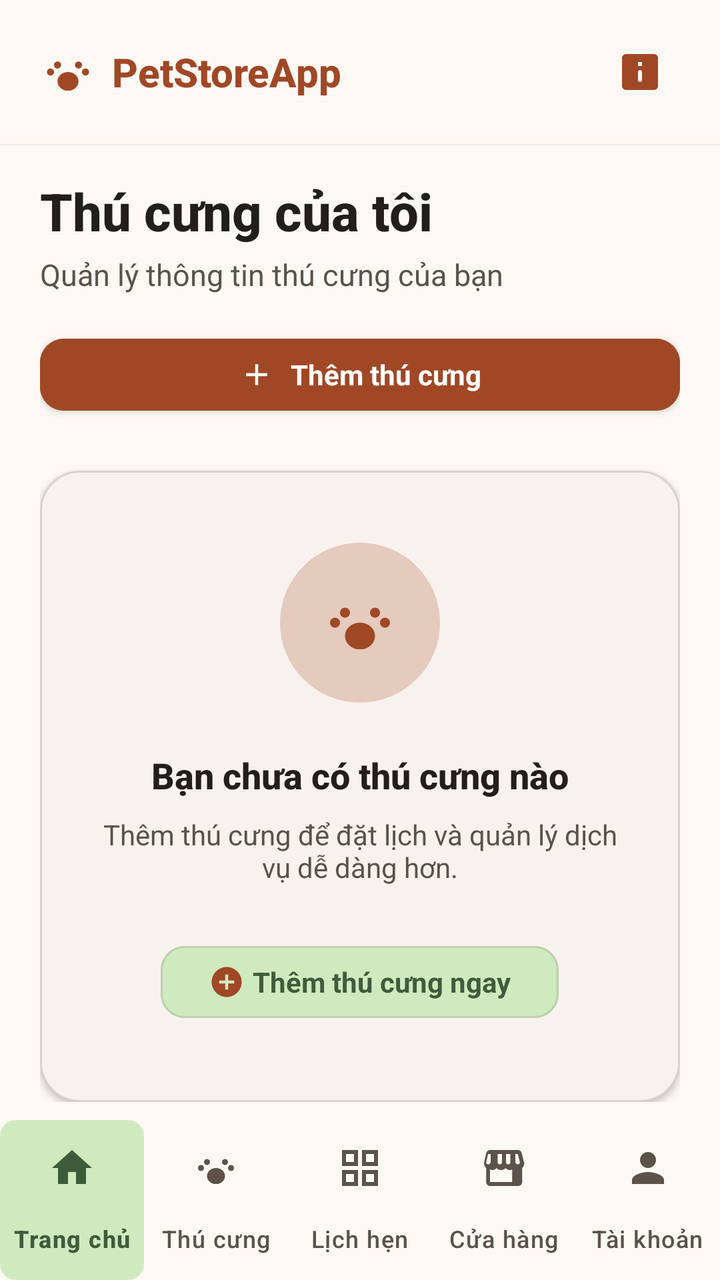
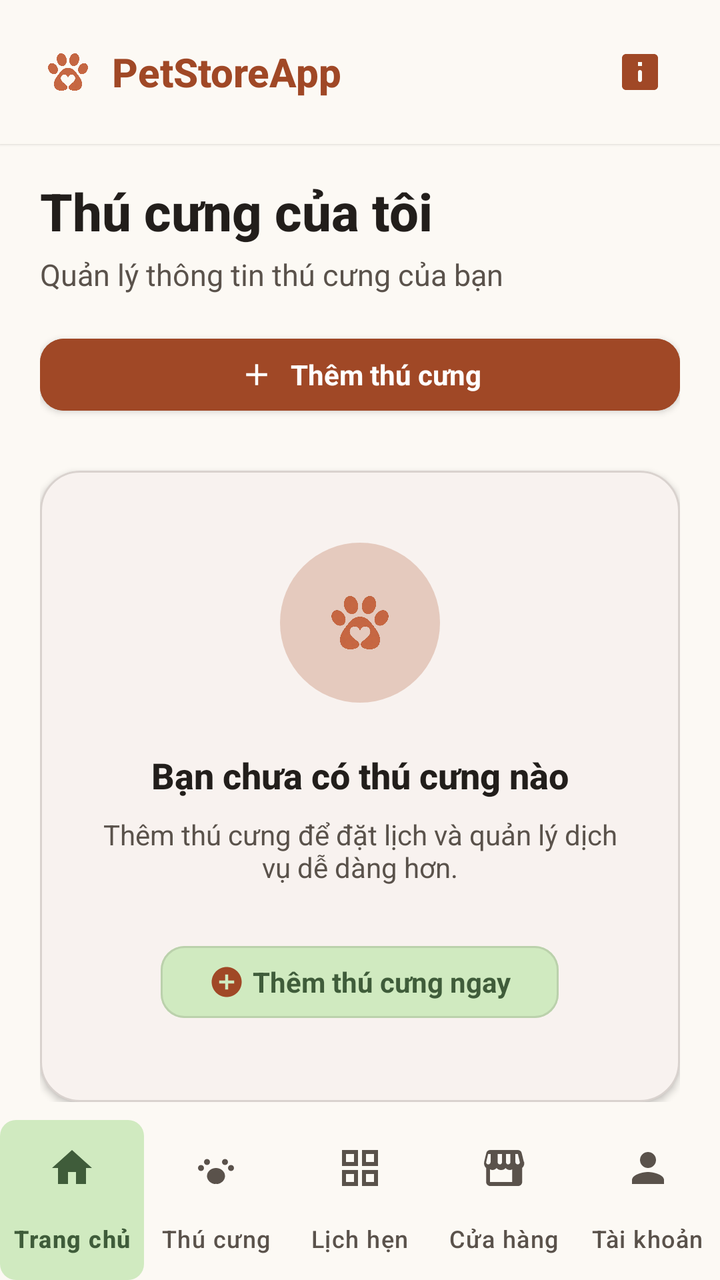

An Android layout rendered at two revisions. The XML below is the earlier revision; the diff shows what the commit changed to produce the second picture.
<!-- AndroidManifest.xml: application theme Theme.QuanLyThuCung -->
<!-- res/layout/activity_my_pets.xml -->
<?xml version="1.0" encoding="utf-8"?>
<androidx.coordinatorlayout.widget.CoordinatorLayout xmlns:android="http://schemas.android.com/apk/res/android"
    xmlns:app="http://schemas.android.com/apk/res-auto"
    android:layout_width="match_parent"
    android:layout_height="match_parent"
    android:background="@color/color_background">

    <androidx.core.widget.NestedScrollView
        android:layout_width="match_parent"
        android:layout_height="match_parent"
        android:clipToPadding="false"
        android:fillViewport="true"
        android:paddingBottom="90dp">

        <LinearLayout
            android:layout_width="match_parent"
            android:layout_height="wrap_content"
            android:orientation="vertical">

            
            <LinearLayout
                android:layout_width="match_parent"
                android:layout_height="wrap_content"
                android:background="@color/color_background"
                android:elevation="1dp"
                android:gravity="center_vertical"
                android:orientation="horizontal"
                android:paddingStart="@dimen/screen_padding"
                android:paddingTop="@dimen/spacing_md"
                android:paddingEnd="@dimen/screen_padding"
                android:paddingBottom="@dimen/spacing_md">

                <ImageView
                    android:layout_width="28dp"
                    android:layout_height="28dp"
                    android:layout_marginEnd="@dimen/spacing_sm"
                    android:contentDescription="@string/app_name"
                    android:src="@drawable/ic_pets"
                    app:tint="@color/color_primary" />

                <TextView
                    android:layout_width="0dp"
                    android:layout_height="wrap_content"
                    android:layout_weight="1"
                    android:fontFamily="sans-serif-medium"
                    android:text="PetStoreApp"
                    android:textColor="@color/color_primary"
                    android:textSize="20sp"
                    android:textStyle="bold" />

                <ImageView
                    android:id="@+id/btnNotifications"
                    android:layout_width="40dp"
                    android:layout_height="40dp"
                    android:background="?attr/selectableItemBackgroundBorderless"
                    android:contentDescription="Thông báo"
                    android:padding="8dp"
                    android:src="@drawable/ic_notifications"
                    app:tint="@color/color_primary" />
            </LinearLayout>

            
            <LinearLayout
                android:layout_width="match_parent"
                android:layout_height="wrap_content"
                android:orientation="vertical"
                android:paddingStart="@dimen/screen_padding"
                android:paddingEnd="@dimen/screen_padding"
                android:paddingBottom="@dimen/spacing_xl">

                
                <LinearLayout
                    android:layout_width="match_parent"
                    android:layout_height="wrap_content"
                    android:layout_marginTop="@dimen/spacing_md"
                    android:layout_marginBottom="@dimen/spacing_lg"
                    android:orientation="vertical">

                    <TextView
                        android:layout_width="wrap_content"
                        android:layout_height="wrap_content"
                        android:fontFamily="sans-serif-medium"
                        android:text="Thú cưng của tôi"
                        android:textColor="@color/text_primary"
                        android:textSize="26sp"
                        android:textStyle="bold" />

                    <TextView
                        android:layout_width="wrap_content"
                        android:layout_height="wrap_content"
                        android:layout_marginTop="4dp"
                        android:layout_marginBottom="@dimen/spacing_md"
                        android:text="Quản lý thông tin thú cưng của bạn"
                        android:textColor="@color/text_secondary"
                        android:textSize="15sp" />

                    <com.google.android.material.button.MaterialButton
                        android:id="@+id/btnAddPetHeader"
                        style="@style/Widget.PetStore.Button.Primary"
                        android:layout_width="match_parent"
                        android:layout_height="wrap_content"
                        android:text="Thêm thú cưng"
                        app:icon="@drawable/ic_add"
                        app:iconGravity="textStart" />
                </LinearLayout>

                
                <com.google.android.material.card.MaterialCardView
                    style="@style/Widget.PetStore.Card"
                    android:layout_width="match_parent"
                    android:layout_height="wrap_content"
                    app:cardCornerRadius="20dp"
                    app:strokeColor="@color/border_color"
                    app:strokeWidth="1dp">

                    <LinearLayout
                        android:layout_width="match_parent"
                        android:layout_height="wrap_content"
                        android:gravity="center"
                        android:orientation="vertical"
                        android:paddingStart="@dimen/spacing_lg"
                        android:paddingTop="36dp"
                        android:paddingEnd="@dimen/spacing_lg"
                        android:paddingBottom="36dp">

                        <FrameLayout
                            android:layout_width="80dp"
                            android:layout_height="80dp"
                            android:layout_marginBottom="@dimen/spacing_lg"
                            android:background="@drawable/bg_stat_icon_primary">

                            <ImageView
                                android:layout_width="40dp"
                                android:layout_height="40dp"
                                android:layout_gravity="center"
                                android:contentDescription="Chưa có thú cưng"
                                android:src="@drawable/ic_pets"
                                app:tint="@color/color_primary" />
                        </FrameLayout>

                        <TextView
                            android:layout_width="wrap_content"
                            android:layout_height="wrap_content"
                            android:layout_marginBottom="@dimen/spacing_sm"
                            android:fontFamily="sans-serif-medium"
                            android:gravity="center"
                            android:text="Bạn chưa có thú cưng nào"
                            android:textColor="@color/text_primary"
                            android:textSize="18sp"
                            android:textStyle="bold" />

                        <TextView
                            android:layout_width="wrap_content"
                            android:layout_height="wrap_content"
                            android:layout_marginBottom="@dimen/spacing_lg"
                            android:gravity="center"
                            android:text="Thêm thú cưng để đặt lịch và quản lý dịch vụ dễ dàng hơn."
                            android:textColor="@color/text_secondary"
                            android:textSize="14sp" />

                        <com.google.android.material.button.MaterialButton
                            android:id="@+id/btnAddPetEmptyState"
                            style="@style/Widget.PetStore.Button.Secondary"
                            android:layout_width="wrap_content"
                            android:layout_height="wrap_content"
                            android:paddingStart="@dimen/spacing_lg"
                            android:paddingEnd="@dimen/spacing_lg"
                            android:text="Thêm thú cưng ngay"
                            app:icon="@drawable/ic_add_circle"
                            app:iconGravity="textStart" />
                    </LinearLayout>
                </com.google.android.material.card.MaterialCardView>

            </LinearLayout>
        </LinearLayout>
    </androidx.core.widget.NestedScrollView>

    
    <com.google.android.material.bottomnavigation.BottomNavigationView
        android:id="@+id/bottomNavCustomer"
        android:layout_width="match_parent"
        android:layout_height="wrap_content"
        android:layout_gravity="bottom"
        android:background="@color/color_background"
        app:elevation="8dp"
        app:itemBackground="@drawable/bg_bottom_nav_item"
        app:itemIconTint="@color/sl_bottom_nav_icon"
        app:itemTextColor="@color/sl_bottom_nav_icon"
        app:labelVisibilityMode="labeled"
        app:menu="@menu/menu_customer_bottom_nav" />

</androidx.coordinatorlayout.widget.CoordinatorLayout>
<!-- resources referenced by this layout -->
<resources>
  <color name="border_color">#335A524B</color>
  <color name="color_background">#FCF9F4</color>
  <color name="color_primary">#A04826</color>
  <color name="text_primary">#221E1B</color>
  <color name="text_secondary">#5A524B</color>
  <dimen name="screen_padding">20dp</dimen>
  <dimen name="spacing_lg">24dp</dimen>
  <dimen name="spacing_md">16dp</dimen>
  <dimen name="spacing_sm">8dp</dimen>
  <dimen name="spacing_xl">32dp</dimen>
  <!-- drawable bg_stat_icon_primary (drawable) -->
  <?xml version="1.0" encoding="utf-8"?>
  <shape xmlns:android="http://schemas.android.com/apk/res/android"
      android:shape="oval">
      <solid android:color="#45B25D3A" />
  </shape>
  <!-- drawable ic_add (drawable) -->
  <?xml version="1.0" encoding="utf-8"?>
  <vector xmlns:android="http://schemas.android.com/apk/res/android"
      android:width="24dp"
      android:height="24dp"
      android:viewportWidth="24"
      android:viewportHeight="24">
      <path
          android:fillColor="#000000"
          android:pathData="M19,13H13V19H11V13H5V11H11V5H13V11H19V13Z" />
  </vector>
  <!-- drawable ic_pets (drawable) -->
  <?xml version="1.0" encoding="utf-8"?>
  <vector xmlns:android="http://schemas.android.com/apk/res/android"
      android:width="24dp"
      android:height="24dp"
      android:viewportWidth="24"
      android:viewportHeight="24">
      <path
          android:fillColor="#000000"
          android:pathData="M4.5,10.5C3.67,10.5 3,11.17 3,12s0.67,1.5 1.5,1.5S6,12.83 6,12s-0.67-1.5 -1.5-1.5zm3,-3C6.67,7.5 6,8.17 6,9s0.67,1.5 1.5,1.5S9,9.83 9,9s-0.67-1.5 -1.5-1.5zm9,0C15.67,7.5 15,8.17 15,9s0.67,1.5 1.5,1.5S18,9.83 18,9s-0.67-1.5 -1.5-1.5zm3,3c-0.83,0 -1.5,0.67 -1.5,1.5s0.67,1.5 1.5,1.5 1.5,-0.67 1.5,-1.5 -0.67,-1.5 -1.5,-1.5zm-7.5,1.5c-2.49,0 -4.5,1.79 -4.5,4 0,1.55 0.99,2.88 2.41,3.58 0.44,0.22 0.95,0.42 1.51,0.42 0.35,0 0.58,-0.1 0.58,-0.1 0,0 0.23,0.1 0.58,0.1 0.56,0 1.07,-0.2 1.51,-0.42 1.42,-0.7 2.41,-2.03 2.41,-3.58 0,-2.21 -2.01,-4 -4.5,-4z" />
  </vector>
  <string name="app_name">QuanLyThuCung</string>
  <style name="Widget.PetStore.Button.Primary" parent="Widget.MaterialComponents.Button">
          <item name="android:backgroundTint">@color/color_primary</item>
          <item name="android:textColor">@color/white</item>
          <item name="cornerRadius">@dimen/radius_button</item>
          <item name="android:minHeight">@dimen/touch_target_min</item>
          <item name="android:textAppearance">@style/TextAppearance.PetStore.Button</item>
      </style>
  <style name="Widget.PetStore.Card" parent="Widget.MaterialComponents.CardView">
          <item name="cardCornerRadius">@dimen/radius_card</item>
          <item name="cardBackgroundColor">@color/color_surface</item>
          <item name="cardElevation">2dp</item>
      </style>
  <style name="Theme.QuanLyThuCung" parent="Base.Theme.QuanLyThuCung" />
  <dimen name="radius_medium">8dp</dimen>
  <color name="color_secondary_container">#D0EAC0</color>
  <color name="white">#FFFFFFFF</color>
  <dimen name="radius_button">12dp</dimen>
  <dimen name="touch_target_min">48dp</dimen>
  <style name="TextAppearance.PetStore.Button" parent="android:TextAppearance">
          <item name="android:textSize">14sp</item>
          <item name="android:textStyle">bold</item>
          <item name="android:fontFamily">sans-serif</item>
          <item name="android:textColor">@color/white</item>
      </style>
  <color name="color_secondary">#3F5C3A</color>
  <dimen name="radius_card">16dp</dimen>
  <color name="color_surface">#FFFFFF</color>
  <color name="color_primary_container">#B25D3A</color>
  <color name="color_surface_variant">#F0EDE9</color>
  <color name="color_error">#BA1A1A</color>
  <dimen name="radius_input">12dp</dimen>
  <!-- unchanged entries left out for length: 6 -->
</resources>

<!-- the commit's change to res/layout/activity_my_pets.xml (unified diff, before → after) -->
@@ -35,8 +35,7 @@
                     android:layout_height="28dp"
                     android:layout_marginEnd="@dimen/spacing_sm"
                     android:contentDescription="@string/app_name"
-                    android:src="@drawable/ic_pets"
-                    app:tint="@color/color_primary" />
+                    android:src="@drawable/petstore_paw_icon" />
 
                 <TextView
                     android:layout_width="0dp"
@@ -134,8 +133,7 @@
                                 android:layout_height="40dp"
                                 android:layout_gravity="center"
                                 android:contentDescription="Chưa có thú cưng"
-                                android:src="@drawable/ic_pets"
-                                app:tint="@color/color_primary" />
+                                android:src="@drawable/petstore_paw_icon" />
                         </FrameLayout>
 
                         <TextView
<!-- resource entries referenced after the edit -->
@@ -27,17 +27,7 @@
           android:fillColor="#000000"
           android:pathData="M19,13H13V19H11V13H5V11H11V5H13V11H19V13Z" />
   </vector>
-  <!-- drawable ic_pets (drawable) -->
-  <?xml version="1.0" encoding="utf-8"?>
-  <vector xmlns:android="http://schemas.android.com/apk/res/android"
-      android:width="24dp"
-      android:height="24dp"
-      android:viewportWidth="24"
-      android:viewportHeight="24">
-      <path
-          android:fillColor="#000000"
-          android:pathData="M4.5,10.5C3.67,10.5 3,11.17 3,12s0.67,1.5 1.5,1.5S6,12.83 6,12s-0.67-1.5 -1.5-1.5zm3,-3C6.67,7.5 6,8.17 6,9s0.67,1.5 1.5,1.5S9,9.83 9,9s-0.67-1.5 -1.5-1.5zm9,0C15.67,7.5 15,8.17 15,9s0.67,1.5 1.5,1.5S18,9.83 18,9s-0.67-1.5 -1.5-1.5zm3,3c-0.83,0 -1.5,0.67 -1.5,1.5s0.67,1.5 1.5,1.5 1.5,-0.67 1.5,-1.5 -0.67,-1.5 -1.5,-1.5zm-7.5,1.5c-2.49,0 -4.5,1.79 -4.5,4 0,1.55 0.99,2.88 2.41,3.58 0.44,0.22 0.95,0.42 1.51,0.42 0.35,0 0.58,-0.1 0.58,-0.1 0,0 0.23,0.1 0.58,0.1 0.56,0 1.07,-0.2 1.51,-0.42 1.42,-0.7 2.41,-2.03 2.41,-3.58 0,-2.21 -2.01,-4 -4.5,-4z" />
-  </vector>
+  <!-- drawable petstore_paw_icon: png bitmap (drawable, 63411 bytes) -->
   <string name="app_name">QuanLyThuCung</string>
   <style name="Widget.PetStore.Button.Primary" parent="Widget.MaterialComponents.Button">
           <item name="android:backgroundTint">@color/color_primary</item>
